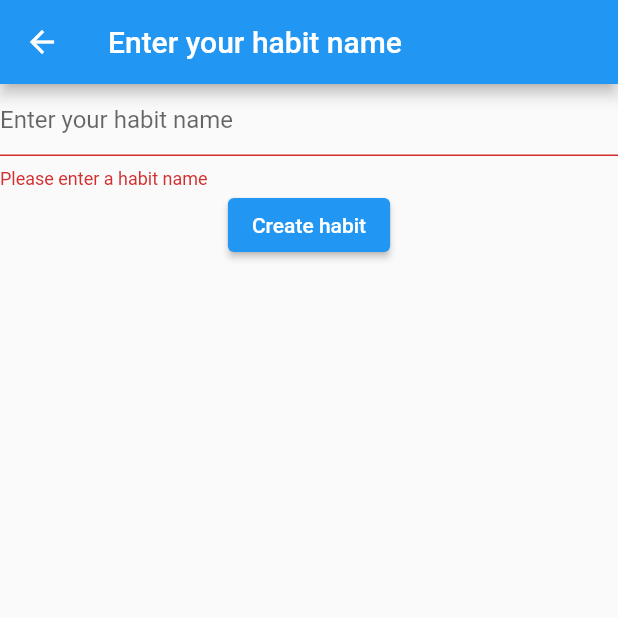
After one commit to Mindo-Joseph/Habit-Tracker-PLP-2, a Flutter app: the HomePage screen opened directly, item 3 of the bottom bar chosen, after a tap on "Create habit", on a phone screen of 412 x 824 dp, the top half of it. The commit adds this screen. Run offline on Flutter 3.47's test engine with Material 2 defaults, Android fonts, the phone set to English and light mode, and no system bars; our stand-ins replace firebase_auth, firebase_core, firebase_database; accounts and stored records are empty.

Commit message:
enable user to create a habit with the habit name

```diff
--- /dev/null
+++ b/lib/helpers/create_habit.dart
@@ -0,0 +1,60 @@
+import 'package:flutter/cupertino.dart';
+import 'package:flutter/material.dart';
+import 'package:firebase_database/firebase_database.dart';
+
+class CreateHabit extends StatefulWidget{
+  @override
+  _CreateHabitState createState() => _CreateHabitState();
+
+}
+
+class _CreateHabitState extends State<CreateHabit>{
+  FirebaseDatabase database = FirebaseDatabase.instance;
+  final _formKey = GlobalKey<FormState>();
+  final _textController = TextEditingController();
+  @override
+  Widget build(BuildContext context){
+    return Scaffold(
+      appBar: AppBar(
+        title: Text('Enter your habit name'),
+      ),
+      body: Form(
+        key: _formKey,
+        child: Column(
+          children: [
+            TextFormField(
+              controller: _textController,
+              decoration: InputDecoration(
+                hintText: "Enter your habit name",
+              ),
+              validator: (value){
+                if(value!.isEmpty){
+                  return "Please enter a habit name";
+                }
+                return null;
+              },
+            ),
+            ElevatedButton(
+              onPressed: () {
+                if (_formKey.currentState!.validate()) {
+                  database
+                    .ref()
+                      .child("habits")
+                      .push()
+                      .set({
+                    "ID": DateTime.now().millisecondsSinceEpoch,
+                    "name": _textController.text,
+                    "created_at": DateTime.now().toIso8601String(),
+                  });
+                  Navigator.pop(context);
+
+                }
+              },
+              child: Text("Create habit"),
+            ),
+          ],
+        ),
+      )
+    );
+  }
+}
--- a/lib/pages/homepage.dart
+++ b/lib/pages/homepage.dart
@@ -1,8 +1,13 @@
 import 'package:flutter/material.dart';
+import 'package:habit_tracker_plp/helpers/create_habit.dart';
 
-class HomePage extends StatelessWidget {
+class HomePage extends StatefulWidget {
+  @override
+  _HomePageState createState() => _HomePageState();
+
+}
+class _HomePageState extends State<HomePage> {
   int _selectedIndex = 0;
-
   static const List<Widget> _pages = <Widget>[
     Icon(Icons.home, size: 150),
     Icon(Icons.stacked_line_chart_outlined, size: 150),
@@ -10,6 +15,21 @@ class HomePage extends StatelessWidget {
     Icon(Icons.notifications, size: 150),
     Icon(Icons.settings, size: 150)
   ];
+  void _onItemTapped(int index) {
+    if (index == 2) {
+      Navigator.push(
+        context,
+        MaterialPageRoute(
+          builder: (context) => CreateHabit(),
+        ),
+      );
+    } else {
+      setState(() {
+        _selectedIndex = index;
+      });
+    }
+  }
+
   @override
   Widget build(BuildContext context) {
     return Scaffold(
@@ -38,8 +58,5 @@ class HomePage extends StatelessWidget {
 
     );
   }
-  void _onItemTapped(int index){
-    setState(()=>_selectedIndex=index);
 
-  }
 }
--- a/pubspec.yaml
+++ b/pubspec.yaml
@@ -41,6 +41,7 @@ dependencies:
   google_sign_in: ^5.4.3
   splashscreen: ^1.3.5
   firebase_core: ^2.4.1
+  firebase_database: ^10.0.9
 
 dev_dependencies:
   flutter_test:
```
Also changed, not shown: pubspec.lock, 2 other files.
